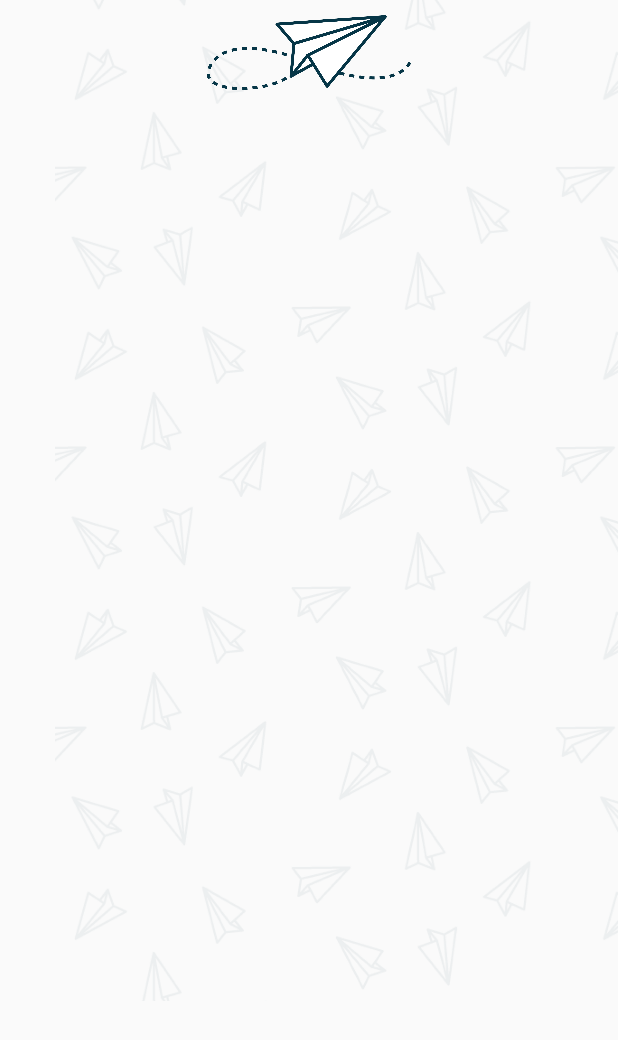
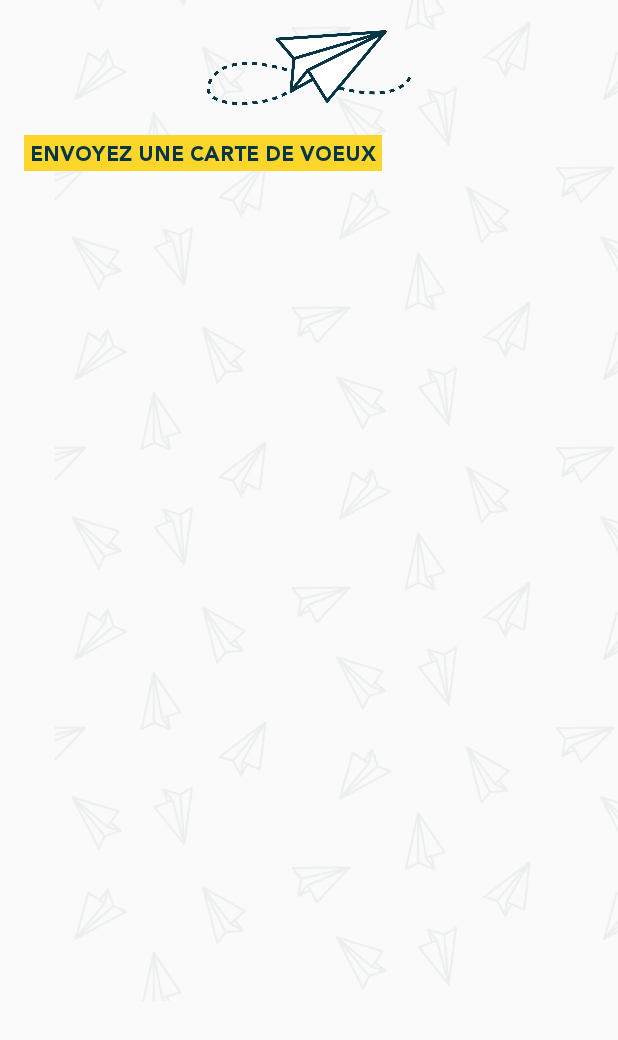
Before and after one commit to GetLetter/Getletter-android, an Android app: the layout activity_homepage.xml on its own in the app's theme, with its tools: preview values and no code run, on a phone screen of 412 x 824 dp. Shown: the top 1040 px of the screen. Run offline under Robolectric (Android 15) with nearby library versions, the phone set to English and light mode, and no system bars.

Commit message:
:lipstick: Homepage - Add first line

```diff
--- a/app/src/main/res/layout/activity_homepage.xml
+++ b/app/src/main/res/layout/activity_homepage.xml
@@ -8,7 +8,7 @@
     android:layout_height="match_parent">
 
     <ImageView
-        android:id="@+id/imageView"
+        android:id="@+id/background"
         android:layout_width="wrap_content"
         android:layout_height="wrap_content"
         android:adjustViewBounds="false"
@@ -19,11 +19,24 @@
         app:srcCompat="@drawable/pattern_plane" />
 
     <ImageView
-        android:id="@+id/imageView2"
+        android:id="@+id/logo"
         android:layout_width="wrap_content"
         android:layout_height="50dp"
-        android:layout_marginTop="10dp"
+        android:layout_marginTop="20dp"
         app:layout_constraintTop_toTopOf="parent"
         app:srcCompat="@drawable/logobleu" />
 
+    <TextView
+        android:id="@+id/textView"
+        android:layout_width="wrap_content"
+        android:layout_height="wrap_content"
+        android:layout_marginStart="16dp"
+        android:layout_marginTop="20dp"
+        android:textColor="@color/colorPrimary"
+        android:background="@color/colorAccent"
+        android:fontFamily="@font/avenir_black"
+        android:text=" ENVOYEZ UNE CARTE DE VOEUX "
+        app:layout_constraintStart_toStartOf="parent"
+        app:layout_constraintTop_toBottomOf="@+id/logo" />
+
 </android.support.constraint.ConstraintLayout>
--- a/app/src/main/res/values/colors.xml
+++ b/app/src/main/res/values/colors.xml
@@ -2,5 +2,5 @@
 <resources>
     <color name="colorPrimary">#063647</color>
     <color name="colorPrimaryDark">#303F9F</color>
-    <color name="colorAccent">#FF4081</color>
+    <color name="colorAccent">#FDD62C</color>
 </resources>
```
